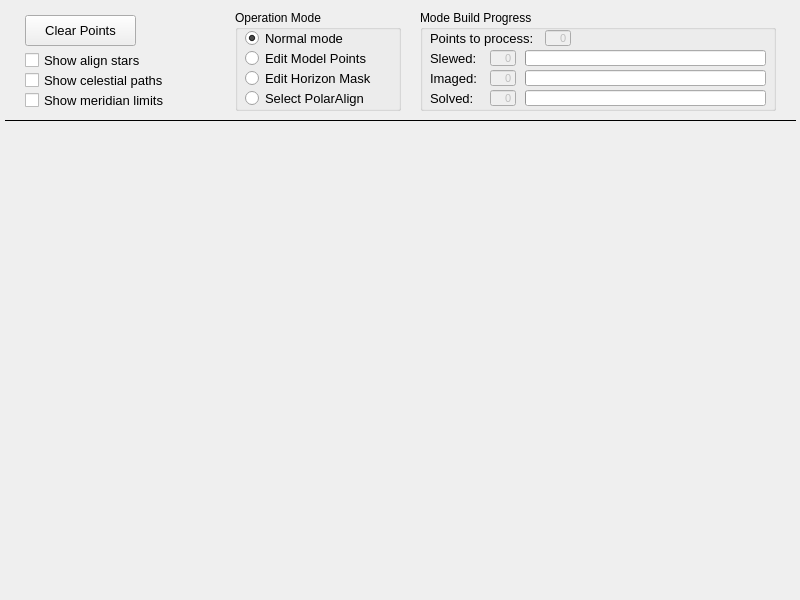
Old version of the form mw4/gui/widgets/hemisphere.ui in the repository mworion/MountWizzard4.
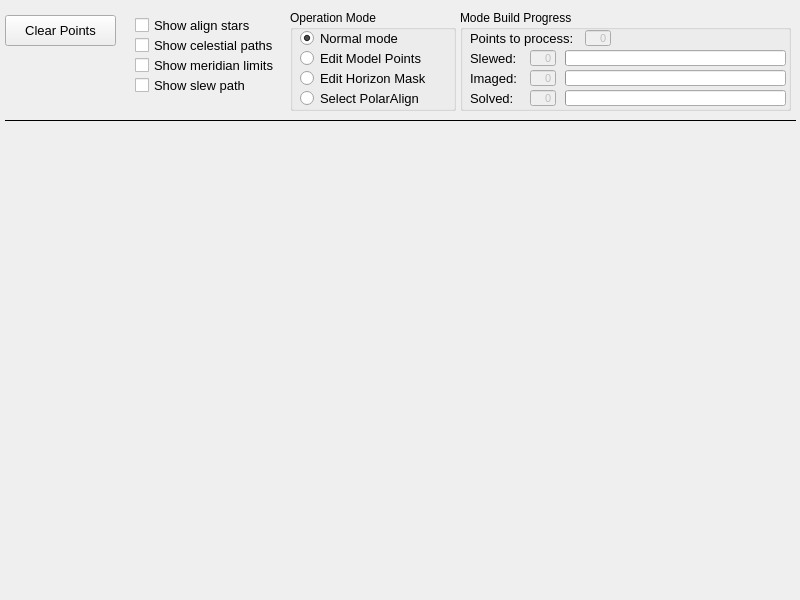
New version of the form.

Patch:
```diff
--- a/mw4/gui/widgets/hemisphere.ui
+++ b/mw4/gui/widgets/hemisphere.ui
@@ -100,7 +100,7 @@
   <widget class="QPushButton" name="btn_deletePoints">
    <property name="geometry">
     <rect>
-     <x>25</x>
+     <x>5</x>
      <y>15</y>
      <width>111</width>
      <height>31</height>
@@ -121,7 +121,7 @@
   <widget class="QGroupBox" name="groupBox_2">
    <property name="geometry">
     <rect>
-     <x>235</x>
+     <x>290</x>
      <y>10</y>
      <width>166</width>
      <height>101</height>
@@ -212,9 +212,9 @@
   <widget class="QCheckBox" name="checkShowAlignmentStars">
    <property name="geometry">
     <rect>
-     <x>25</x>
-     <y>50</y>
-     <width>131</width>
+     <x>135</x>
+     <y>15</y>
+     <width>141</width>
      <height>21</height>
     </rect>
    </property>
@@ -230,9 +230,9 @@
   <widget class="QGroupBox" name="groupBox">
    <property name="geometry">
     <rect>
-     <x>420</x>
+     <x>460</x>
      <y>10</y>
-     <width>356</width>
+     <width>331</width>
      <height>101</height>
     </rect>
    </property>
@@ -331,7 +331,7 @@
      <rect>
       <x>105</x>
       <y>60</y>
-      <width>241</width>
+      <width>221</width>
       <height>16</height>
      </rect>
     </property>
@@ -350,7 +350,7 @@
      <rect>
       <x>105</x>
       <y>40</y>
-      <width>241</width>
+      <width>221</width>
       <height>16</height>
      </rect>
     </property>
@@ -474,7 +474,7 @@
      <rect>
       <x>105</x>
       <y>80</y>
-      <width>241</width>
+      <width>221</width>
       <height>16</height>
      </rect>
     </property>
@@ -573,9 +573,9 @@
   <widget class="QCheckBox" name="checkShowCelestial">
    <property name="geometry">
     <rect>
-     <x>25</x>
-     <y>70</y>
-     <width>156</width>
+     <x>135</x>
+     <y>35</y>
+     <width>141</width>
      <height>21</height>
     </rect>
    </property>
@@ -591,9 +591,9 @@
   <widget class="QCheckBox" name="checkShowMeridian">
    <property name="geometry">
     <rect>
-     <x>25</x>
-     <y>90</y>
-     <width>156</width>
+     <x>135</x>
+     <y>55</y>
+     <width>141</width>
      <height>21</height>
     </rect>
    </property>
@@ -720,6 +720,24 @@
     <enum>Qt::Horizontal</enum>
    </property>
   </widget>
+  <widget class="QCheckBox" name="checkShowSlewPath">
+   <property name="geometry">
+    <rect>
+     <x>135</x>
+     <y>75</y>
+     <width>141</width>
+     <height>21</height>
+    </rect>
+   </property>
+   <property name="font">
+    <font>
+     <pointsize>10</pointsize>
+    </font>
+   </property>
+   <property name="text">
+    <string>Show slew path</string>
+   </property>
+  </widget>
   <zorder>btn_deletePoints</zorder>
   <zorder>groupBox_2</zorder>
   <zorder>hemisphere</zorder>
```
Left out of the diff: 1 changed line with no effect on the pictures.
